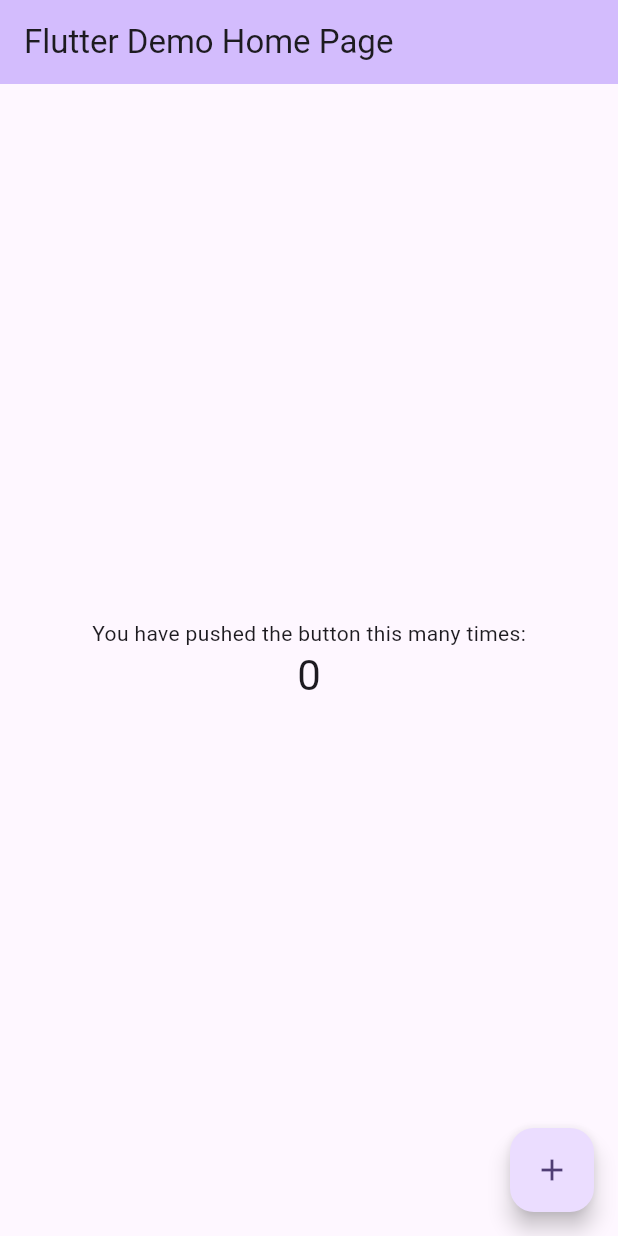
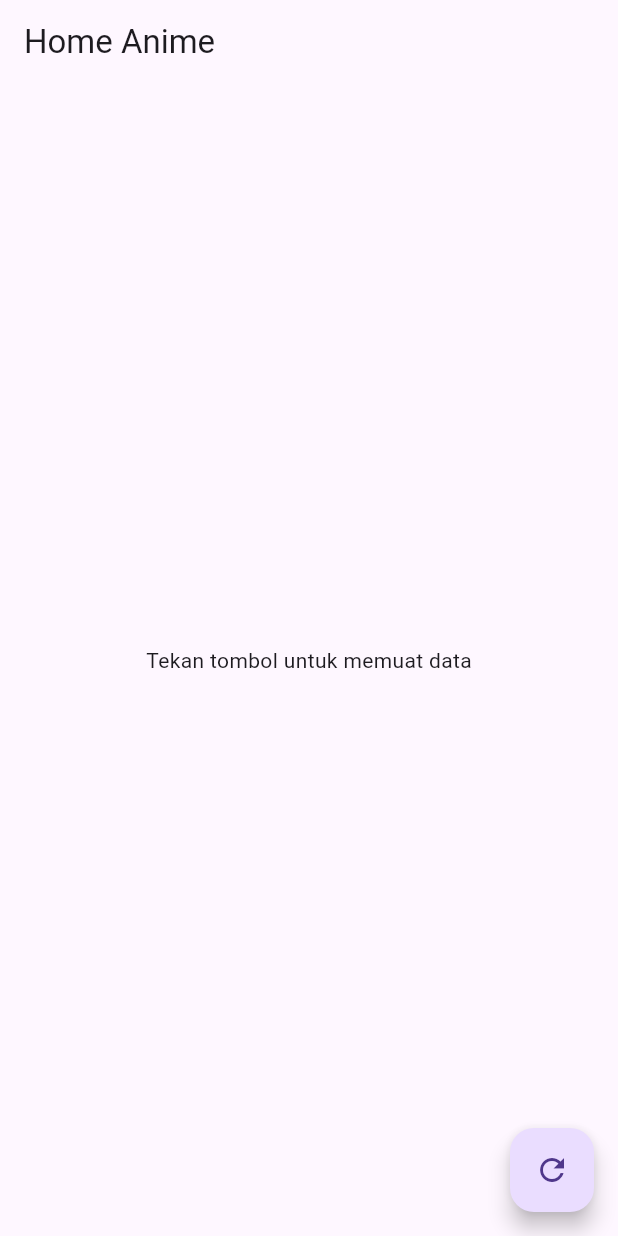
Before and after one commit to rafsanza-hub/flutter-anime, a Flutter app: the screen it shows after launch, on a phone screen of 412 x 824 dp. Run offline on Flutter 3.47's test engine with Material 3 defaults, Android fonts, the phone set to English and light mode, and no system bars; our stand-ins replace bloc, flutter_bloc.

Commit message:
feat: tambah beranda & data dinamis

```diff
--- /dev/null
+++ b/devtools_options.yaml
@@ -0,0 +1,3 @@
+description: This file stores settings for Dart & Flutter DevTools.
+documentation: https://docs.flutter.dev/tools/devtools/extensions#configure-extension-enablement-states
+extensions:
--- /dev/null
+++ b/lib/blocs/anime/anime_bloc.dart
@@ -0,0 +1,28 @@
+// ignore_for_file: public_member_api_docs, sort_constructors_first
+import 'package:bloc/bloc.dart';
+import 'package:flutter_anime/models/anime_model.dart';
+import 'package:meta/meta.dart';
+
+import 'package:flutter_anime/repositories/anime_repository.dart';
+
+part 'anime_event.dart';
+part 'anime_state.dart';
+
+class AnimeBloc extends Bloc<AnimeEvent, AnimeState> {
+  final AnimeRepository animeRepository;
+  AnimeBloc({
+    required this.animeRepository,
+  }) : super(AnimeInitial()) {
+    on<FetchAnimeEvent>(_onFetchAnime);
+  }
+
+  _onFetchAnime(FetchAnimeEvent event, Emitter<AnimeState> emit) async {
+    emit(AnimeLoadingState());
+    try {
+      final animeList = await animeRepository.getAnimes();
+      emit(AnimeLoadedState(animeList: animeList));
+    } catch (e) {
+      emit(AnimeErrorState(message: e.toString()));
+    }
+  }
+}
--- /dev/null
+++ b/lib/blocs/anime/anime_event.dart
@@ -0,0 +1,6 @@
+part of 'anime_bloc.dart';
+
+@immutable
+sealed class AnimeEvent {}
+
+class FetchAnimeEvent extends AnimeEvent {}
--- /dev/null
+++ b/lib/blocs/anime/anime_state.dart
@@ -0,0 +1,17 @@
+part of 'anime_bloc.dart';
+
+abstract class AnimeState {}
+
+class AnimeInitial extends AnimeState {}
+
+class AnimeLoadingState extends AnimeState {}
+
+class AnimeLoadedState extends AnimeState {
+  final List<Anime> animeList;
+  AnimeLoadedState({required this.animeList});
+}
+
+class AnimeErrorState extends AnimeState {
+  final String message;
+  AnimeErrorState({required this.message});
+}
--- a/lib/main.dart
+++ b/lib/main.dart
@@ -1,125 +1,30 @@
 import 'package:flutter/material.dart';
+import 'package:flutter_anime/repositories/anime_repository.dart';
+import 'package:flutter_anime/screens/home_screen.dart';
+import 'package:flutter_bloc/flutter_bloc.dart';
+import 'blocs/anime/anime_bloc.dart';
+import 'services/anime_service.dart';
 
 void main() {
-  runApp(const MyApp());
+  runApp(MyApp());
 }
 
 class MyApp extends StatelessWidget {
-  const MyApp({super.key});
-
-  // This widget is the root of your application.
   @override
   Widget build(BuildContext context) {
     return MaterialApp(
-      title: 'Flutter Demo',
+      title: 'Anime App',
       theme: ThemeData(
-        // This is the theme of your application.
-        //
-        // TRY THIS: Try running your application with "flutter run". You'll see
-        // the application has a purple toolbar. Then, without quitting the app,
-        // try changing the seedColor in the colorScheme below to Colors.green
-        // and then invoke "hot reload" (save your changes or press the "hot
-        // reload" button in a Flutter-supported IDE, or press "r" if you used
-        // the command line to start the app).
-        //
-        // Notice that the counter didn't reset back to zero; the application
-        // state is not lost during the reload. To reset the state, use hot
-        // restart instead.
-        //
-        // This works for code too, not just values: Most code changes can be
-        // tested with just a hot reload.
-        colorScheme: ColorScheme.fromSeed(seedColor: Colors.deepPurple),
-        useMaterial3: true,
+        primarySwatch: Colors.blue,
       ),
-      home: const MyHomePage(title: 'Flutter Demo Home Page'),
+      home: BlocProvider(
+        create: (context) => AnimeBloc(
+          animeRepository: AnimeRepository(
+            animeService: AnimeService(baseUrl: 'http://localhost:3001/otakudesu'),
+          ), // Ganti dengan base URL API Anda
+        ),
+        child: HomeScreen(),
+      ),
     );
   }
 }
-
-class MyHomePage extends StatefulWidget {
-  const MyHomePage({super.key, required this.title});
-
-  // This widget is the home page of your application. It is stateful, meaning
-  // that it has a State object (defined below) that contains fields that affect
-  // how it looks.
-
-  // This class is the configuration for the state. It holds the values (in this
-  // case the title) provided by the parent (in this case the App widget) and
-  // used by the build method of the State. Fields in a Widget subclass are
-  // always marked "final".
-
-  final String title;
-
-  @override
-  State<MyHomePage> createState() => _MyHomePageState();
-}
-
-class _MyHomePageState extends State<MyHomePage> {
-  int _counter = 0;
-
-  void _incrementCounter() {
-    setState(() {
-      // This call to setState tells the Flutter framework that something has
-      // changed in this State, which causes it to rerun the build method below
-      // so that the display can reflect the updated values. If we changed
-      // _counter without calling setState(), then the build method would not be
-      // called again, and so nothing would appear to happen.
-      _counter++;
-    });
-  }
-
-  @override
-  Widget build(BuildContext context) {
-    // This method is rerun every time setState is called, for instance as done
-    // by the _incrementCounter method above.
-    //
-    // The Flutter framework has been optimized to make rerunning build methods
-    // fast, so that you can just rebuild anything that needs updating rather
-    // than having to individually change instances of widgets.
-    return Scaffold(
-      appBar: AppBar(
-        // TRY THIS: Try changing the color here to a specific color (to
-        // Colors.amber, perhaps?) and trigger a hot reload to see the AppBar
-        // change color while the other colors stay the same.
-        backgroundColor: Theme.of(context).colorScheme.inversePrimary,
-        // Here we take the value from the MyHomePage object that was created by
-        // the App.build method, and use it to set our appbar title.
-        title: Text(widget.title),
-      ),
-      body: Center(
-        // Center is a layout widget. It takes a single child and positions it
-        // in the middle of the parent.
-        child: Column(
-          // Column is also a layout widget. It takes a list of children and
-          // arranges them vertically. By default, it sizes itself to fit its
-          // children horizontally, and tries to be as tall as its parent.
-          //
-          // Column has various properties to control how it sizes itself and
-          // how it positions its children. Here we use mainAxisAlignment to
-          // center the children vertically; the main axis here is the vertical
-          // axis because Columns are vertical (the cross axis would be
-          // horizontal).
-          //
-          // TRY THIS: Invoke "debug painting" (choose the "Toggle Debug Paint"
-          // action in the IDE, or press "p" in the console), to see the
-          // wireframe for each widget.
-          mainAxisAlignment: MainAxisAlignment.center,
-          children: <Widget>[
-            const Text(
-              'You have pushed the button this many times:',
-            ),
-            Text(
-              '$_counter',
-              style: Theme.of(context).textTheme.headlineMedium,
-            ),
-          ],
-        ),
-      ),
-      floatingActionButton: FloatingActionButton(
-        onPressed: _incrementCounter,
-        tooltip: 'Increment',
-        child: const Icon(Icons.add),
-      ), // This trailing comma makes auto-formatting nicer for build methods.
-    );
-  }
-}
--- /dev/null
+++ b/lib/models/anime_model.dart
@@ -0,0 +1,65 @@
+class HomeResponse {
+  final List<Anime> ongoingAnimeList;
+  final List<Anime> completedAnimeList;
+
+  HomeResponse({
+    required this.ongoingAnimeList,
+    required this.completedAnimeList,
+  });
+
+  factory HomeResponse.fromJson(Map<String, dynamic> json) {
+    return HomeResponse(
+      ongoingAnimeList: (json['data']['ongoing']['animeList'] as List)
+          .map((item) => Anime.fromJson(item))
+          .toList(),
+      completedAnimeList: (json['data']['completed']['animeList'] as List)
+          .map((item) => Anime.fromJson(item))
+          .toList(),
+    );
+  }
+}
+
+class Anime {
+  final String title;
+  final String poster;
+  final int episodes;
+  final String releaseDay;
+  final String latestReleaseDate;
+  final String animeId;
+  final String href;
+  final String otakudesuUrl;
+  final String? score; // Field opsional
+  final String? lastReleaseDate; // Field opsional
+
+  Anime({
+    required this.title,
+    required this.poster,
+    required this.episodes,
+    required this.releaseDay,
+    required this.latestReleaseDate,
+    required this.animeId,
+    required this.href,
+    required this.otakudesuUrl,
+    this.score,
+    this.lastReleaseDate,
+  });
+
+  factory Anime.fromJson(Map<String, dynamic> json) {
+    return Anime(
+      title: json['title'],
+      poster: json['poster'],
+      episodes: json['episodes'],
+      releaseDay: json['releaseDay'],
+      latestReleaseDate: json['latestReleaseDate'],
+      animeId: json['animeId'],
+      href: json['href'],
+      otakudesuUrl: json['otakudesuUrl'],
+      score: json['score'], // Opsional
+      lastReleaseDate: json['lastReleaseDate'], // Opsional
+    );
+  }
+
+  static List<Anime> listFromJson(List<dynamic> json) {
+    return json.map((anime) => Anime.fromJson(anime)).toList();
+  }
+}
--- /dev/null
+++ b/lib/repositories/anime_repository.dart
@@ -0,0 +1,22 @@
+import 'package:flutter_anime/models/anime_model.dart';
+import 'package:flutter_anime/services/anime_service.dart';
+
+class AnimeRepository {
+  final AnimeService animeService;
+
+  AnimeRepository({required this.animeService});
+
+  Future<List<Anime>> getAnimes() async {
+    try {
+      final data = await animeService.getAnimes();
+
+      if (data.isEmpty) {
+        throw Exception("Data Kosong");
+      }
+
+      return data;
+    } catch (e) {
+      throw Exception(e.toString());
+    }
+  }
+}
--- /dev/null
+++ b/lib/screens/home_screen.dart
@@ -0,0 +1,79 @@
+import 'package:flutter/material.dart';
+import 'package:flutter_anime/blocs/anime/anime_bloc.dart';
+import 'package:flutter_bloc/flutter_bloc.dart';
+import '../models/anime_model.dart';
+
+class HomeScreen extends StatelessWidget {
+  @override
+  Widget build(BuildContext context) {
+    return Scaffold(
+      appBar: AppBar(
+        title: Text('Home Anime'),
+      ),
+      body: BlocBuilder<AnimeBloc, AnimeState>(
+        builder: (context, state) {
+          if (state is AnimeLoadingState) {
+            return Center(child: CircularProgressIndicator());
+          } else if (state is AnimeLoadedState) {
+            final ongoingAnimeList = state.animeList;
+            final completedAnimeList = state.animeList;
+
+            return SingleChildScrollView(
+              child: Column(
+                crossAxisAlignment: CrossAxisAlignment.start,
+                children: [
+                  Padding(
+                    padding: const EdgeInsets.all(16.0),
+                    child: Text(
+                      'Ongoing Anime',
+                      style:
+                          TextStyle(fontSize: 20, fontWeight: FontWeight.bold),
+                    ),
+                  ),
+                  _buildAnimeList(ongoingAnimeList),
+                  Padding(
+                    padding: const EdgeInsets.all(16.0),
+                    child: Text(
+                      'Completed Anime',
+                      style:
+                          TextStyle(fontSize: 20, fontWeight: FontWeight.bold),
+                    ),
+                  ),
+                  _buildAnimeList(completedAnimeList),
+                ],
+              ),
+            );
+          } else if (state is AnimeErrorState) {
+            return Center(child: Text(state.message));
+          } else {
+            return Center(child: Text('Tekan tombol untuk memuat data'));
+          }
+        },
+      ),
+      floatingActionButton: FloatingActionButton(
+        onPressed: () {
+          context.read<AnimeBloc>().add(FetchAnimeEvent()); // triger
+        },
+        child: Icon(Icons.refresh),
+      ),
+    );
+  }
+
+  Widget _buildAnimeList(List<Anime> animeList) {
+    return ListView.builder(
+      shrinkWrap: true,
+      physics: NeverScrollableScrollPhysics(),
+      itemCount: animeList.length,
+      itemBuilder: (context, index) {
+        Anime anime = animeList[index];
+        return ListTile(
+          leading: Image.network(anime.poster, fit: BoxFit.cover),
+          title: Text(anime.title),
+          subtitle: Text(
+              'Episode: ${anime.episodes} | Rilis: ${anime.latestReleaseDate}'),
+          onTap: () {},
+        );
+      },
+    );
+  }
+}
--- /dev/null
+++ b/lib/services/anime_service.dart
@@ -0,0 +1,26 @@
+import 'dart:convert';
+import 'package:flutter_anime/models/anime_model.dart';
+import 'package:http/http.dart' as http;
+
+class AnimeService {
+  final String baseUrl;
+
+  AnimeService({required this.baseUrl});
+
+  Future<List<Anime>> getAnimes() async {
+    final response = await http.get(Uri.parse('$baseUrl/home'));
+    print(response.body);
+
+    if (response.statusCode == 200) {
+      final Map<String, dynamic> jsonData = jsonDecode(response.body);
+
+      // ongoing
+      final List<dynamic> ongoingAnimeList = jsonData['data']['ongoing']['animeList'];
+
+      // Konversi ke List<Anime>
+      return ongoingAnimeList.map((item) => Anime.fromJson(item)).toList();
+    } else {
+      throw Exception('Gagal memuat data: ${response.statusCode}');
+    }
+  }
+}
```
Also changed, not shown: lib/models/genre_model.dart (added, +67 -0 lines), pubspec.yaml (+5 -16 lines), pubspec.lock, 2 other files.
